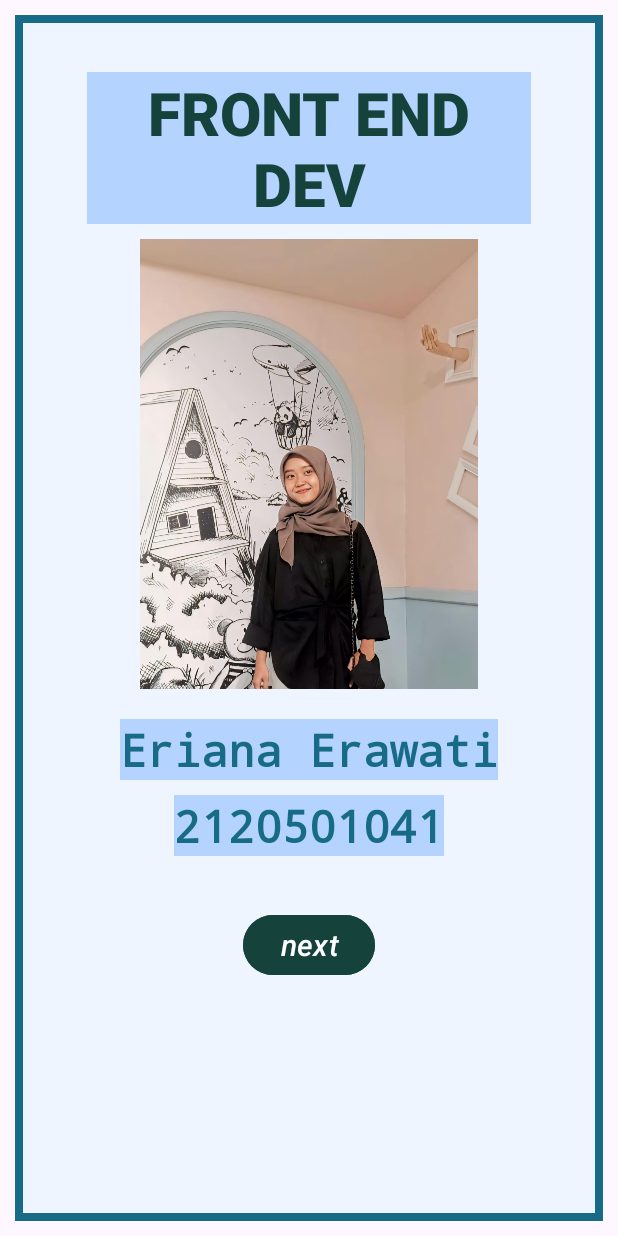
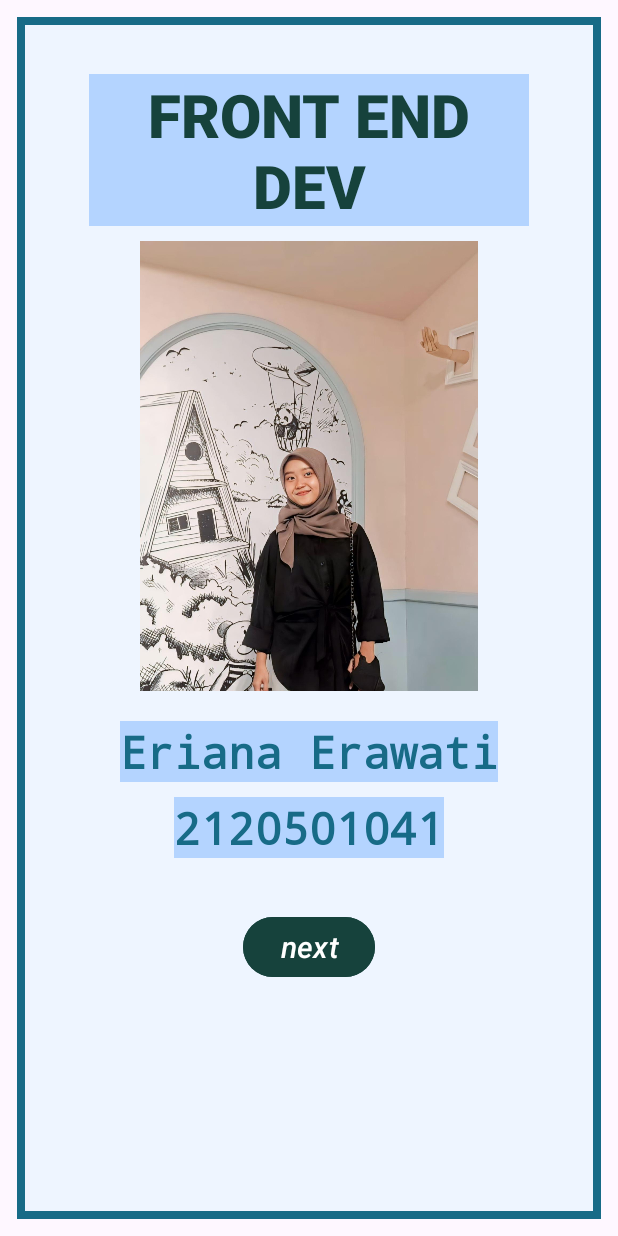
Before and after one commit to ntyrtype/appPerkenalanTim, an Android app: the menu2 screen opened directly, with no data from a screen before it, on a phone screen of 412 x 824 dp. Run offline under Robolectric (Android 15) with nearby library versions, the phone set to English and light mode, and no system bars.

Commit message:
First Commit

```diff
--- a/app/src/main/res/layout/activity_menu2.xml
+++ b/app/src/main/res/layout/activity_menu2.xml
@@ -8,7 +8,7 @@
     android:layout_height="match_parent"
     android:background="@drawable/border"
     tools:context=".menu"
-    android:layout_margin="10dp">
+    android:layout_margin="11dp">
 
 
     <TextView
```
